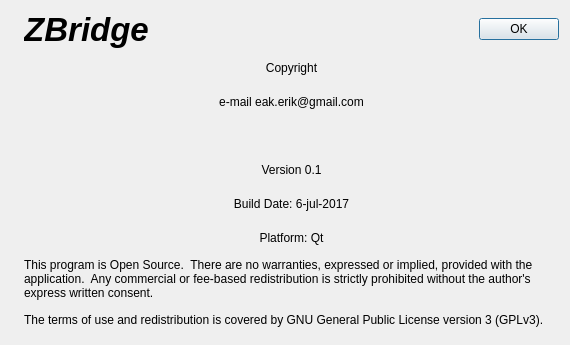
This is ZBridge/caboutdlg.ui in erik-knudsen/BridgeZ as Qt 5 draws it before an edit. The edited form follows.
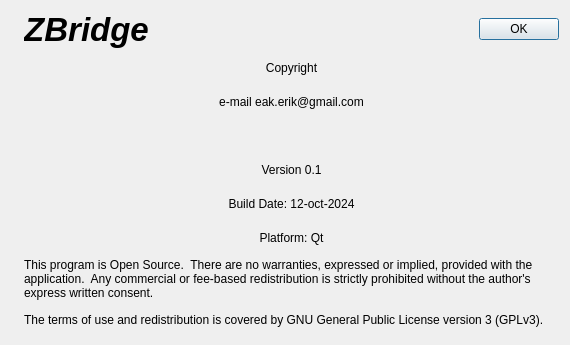
This is the edited form. Icons and pictures are not drawn.

Commit message: Build date updated.

Diff of the .ui file:
```diff
--- a/ZBridge/caboutdlg.ui
+++ b/ZBridge/caboutdlg.ui
@@ -130,7 +130,7 @@
      <item>
       <widget class="QLabel" name="label_7">
        <property name="text">
-        <string>Build Date: 6-jul-2017</string>
+        <string>Build Date: 12-oct-2024</string>
        </property>
        <property name="alignment">
         <set>Qt::AlignCenter</set>
```
Left out of the diff: 19 changed lines with no effect on the pictures. The commit also changes 1 other file.
